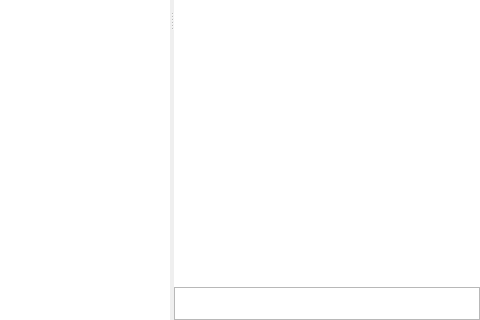
This is src/mainwindow.ui in nuttyartist/notes as Qt 5 draws it before an edit; both pictures show x 420 to 900 and y 280 to 600 of the 900 by 600 pixel window. The edited form follows.
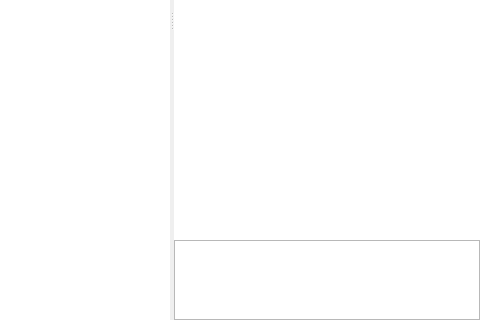
This is the edited form. Icons and pictures are not drawn. Custom widgets are drawn as their Qt base class.

```diff
--- a/src/mainwindow.ui
+++ b/src/mainwindow.ui
@@ -856,7 +856,7 @@
            <item>
             <widget class="TagListView" name="tagListView">
              <property name="sizePolicy">
-              <sizepolicy hsizetype="Expanding" vsizetype="Minimum">
+              <sizepolicy hsizetype="Expanding" vsizetype="Fixed">
                <horstretch>0</horstretch>
                <verstretch>0</verstretch>
               </sizepolicy>
@@ -870,7 +870,7 @@
              <property name="maximumSize">
               <size>
                <width>16777215</width>
-               <height>33</height>
+               <height>80</height>
               </size>
              </property>
             </widget>
```
